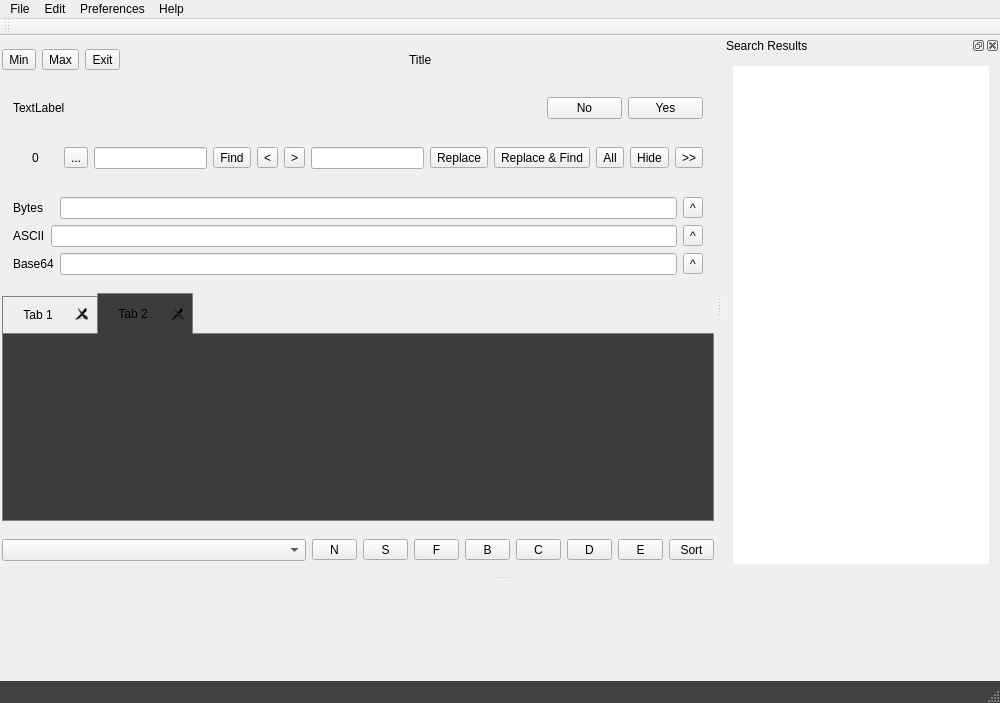
Before: the Qt Designer form mainwindow.ui in ic005k/Xplist, drawn with Qt 5.
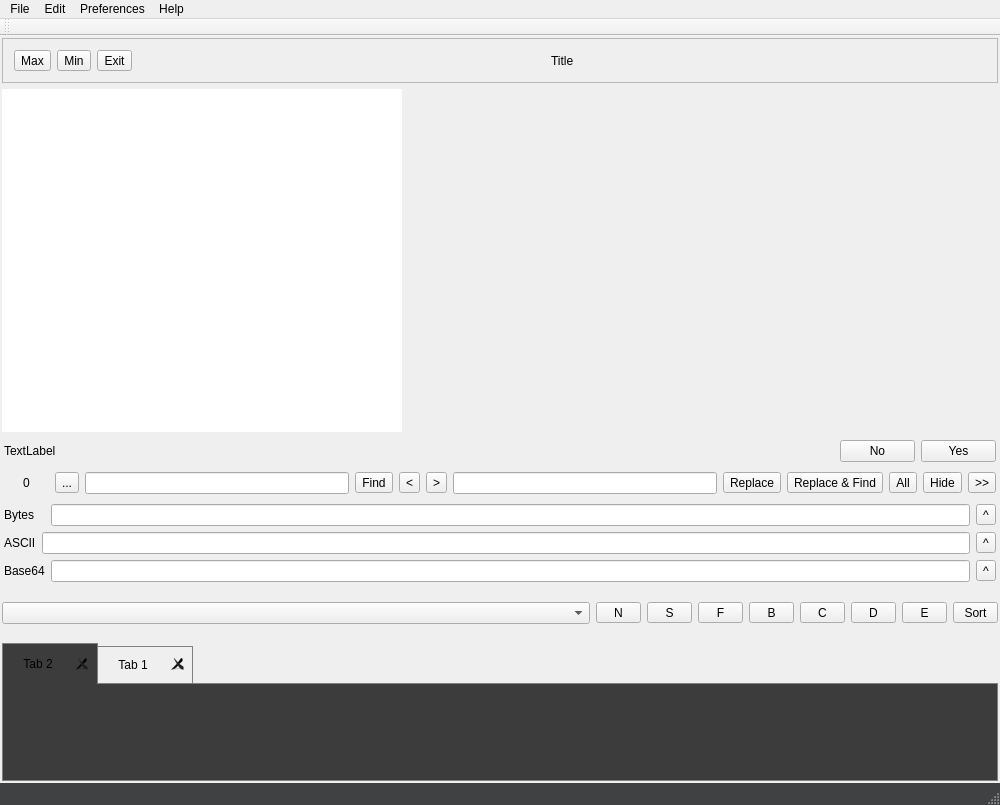
After: the same form once the commit is applied. The open tabs and pages were chosen to show the change. Icons and pictures are not drawn.

```diff
--- a/mainwindow.ui
+++ b/mainwindow.ui
@@ -7,7 +7,7 @@
     <x>0</x>
     <y>0</y>
     <width>1000</width>
-    <height>703</height>
+    <height>805</height>
    </rect>
   </property>
   <property name="minimumSize">
@@ -30,329 +30,474 @@
    <locale language="English" country="UnitedStates"/>
   </property>
   <widget class="QWidget" name="centralWidget">
-   <layout class="QGridLayout" name="gridLayout_9">
+   <layout class="QGridLayout" name="gridLayout_3">
     <property name="leftMargin">
      <number>2</number>
     </property>
+    <property name="topMargin">
+     <number>2</number>
+    </property>
     <property name="rightMargin">
      <number>2</number>
     </property>
     <property name="bottomMargin">
      <number>2</number>
     </property>
-    <item row="0" column="0">
-     <widget class="QFrame" name="frameTitle">
-      <property name="frameShape">
-       <enum>QFrame::NoFrame</enum>
-      </property>
-      <property name="frameShadow">
-       <enum>QFrame::Plain</enum>
-      </property>
-      <layout class="QGridLayout" name="gridLayout_8">
-       <property name="leftMargin">
-        <number>0</number>
-       </property>
-       <property name="topMargin">
-        <number>2</number>
-       </property>
-       <property name="rightMargin">
-        <number>0</number>
-       </property>
-       <property name="bottomMargin">
-        <number>10</number>
-       </property>
-       <item row="0" column="0">
-        <layout class="QHBoxLayout" name="horizontalLayout">
-         <item>
-          <widget class="QToolButton" name="btnMin">
-           <property name="text">
-            <string>Min</string>
-           </property>
-          </widget>
-         </item>
-         <item>
-          <widget class="QToolButton" name="btnMax">
-           <property name="text">
-            <string>Max</string>
-           </property>
-          </widget>
-         </item>
-         <item>
-          <widget class="QToolButton" name="btnClose">
-           <property name="text">
-            <string>Exit</string>
-           </property>
-          </widget>
-         </item>
-         <item>
-          <spacer name="horizontalSpacer">
-           <property name="orientation">
-            <enum>Qt::Horizontal</enum>
-           </property>
-           <property name="sizeHint" stdset="0">
-            <size>
-             <width>40</width>
-             <height>20</height>
-            </size>
-           </property>
-          </spacer>
-         </item>
-         <item>
-          <widget class="QLabel" name="lblTitle">
-           <property name="text">
-            <string>Title</string>
-           </property>
-          </widget>
-         </item>
-         <item>
-          <spacer name="horizontalSpacer_2">
-           <property name="orientation">
-            <enum>Qt::Horizontal</enum>
-           </property>
-           <property name="sizeHint" stdset="0">
-            <size>
-             <width>40</width>
-             <height>20</height>
-            </size>
-           </property>
-          </spacer>
-         </item>
-        </layout>
-       </item>
-      </layout>
-     </widget>
-    </item>
     <item row="1" column="0">
-     <widget class="QFrame" name="frameTip">
+     <widget class="QListWidget" name="listFind_2">
+      <property name="minimumSize">
+       <size>
+        <width>150</width>
+        <height>0</height>
+       </size>
+      </property>
+      <property name="maximumSize">
+       <size>
+        <width>400</width>
+        <height>16777215</height>
+       </size>
+      </property>
+      <property name="baseSize">
+       <size>
+        <width>150</width>
+        <height>0</height>
+       </size>
+      </property>
       <property name="frameShape">
        <enum>QFrame::NoFrame</enum>
       </property>
       <property name="frameShadow">
        <enum>QFrame::Plain</enum>
       </property>
-      <layout class="QGridLayout" name="gridLayout_7">
-       <item row="0" column="1">
-        <widget class="QPushButton" name="btnNo">
-         <property name="maximumSize">
-          <size>
-           <width>75</width>
-           <height>16777215</height>
-          </size>
-         </property>
-         <property name="text">
-          <string>No</string>
-         </property>
-        </widget>
-       </item>
-       <item row="0" column="2">
-        <widget class="QPushButton" name="btnYes">
-         <property name="maximumSize">
-          <size>
-           <width>75</width>
-           <height>16777215</height>
-          </size>
-         </property>
-         <property name="text">
-          <string>Yes</string>
-         </property>
-        </widget>
-       </item>
-       <item row="0" column="0">
-        <widget class="QLabel" name="lblTip">
-         <property name="text">
-          <string>TextLabel</string>
-         </property>
-        </widget>
-       </item>
-      </layout>
      </widget>
     </item>
     <item row="2" column="0">
-     <widget class="QFrame" name="frameFind">
+     <widget class="QFrame" name="frameMain">
       <property name="frameShape">
        <enum>QFrame::NoFrame</enum>
       </property>
       <property name="frameShadow">
        <enum>QFrame::Plain</enum>
       </property>
-      <property name="lineWidth">
-       <number>0</number>
-      </property>
-      <layout class="QGridLayout" name="gridLayout_4">
-       <item row="0" column="3">
-        <widget class="QToolButton" name="btnFind">
-         <property name="toolTip">
-          <string>Find</string>
-         </property>
-         <property name="text">
-          <string>Find</string>
-         </property>
-        </widget>
-       </item>
-       <item row="0" column="5">
-        <widget class="QToolButton" name="btnNext">
-         <property name="toolTip">
-          <string>Go to the next</string>
-         </property>
-         <property name="text">
-          <string>&gt;</string>
-         </property>
-        </widget>
-       </item>
-       <item row="0" column="11">
-        <widget class="QToolButton" name="btnShowReplace">
-         <property name="toolTip">
-          <string>Replace</string>
-         </property>
-         <property name="text">
-          <string>&gt;&gt;</string>
-         </property>
-         <property name="icon">
-          <iconset resource="res.qrc">
-           <normaloff>:/new/toolbar/res/replace.svg</normaloff>:/new/toolbar/res/replace.svg</iconset>
-         </property>
-        </widget>
-       </item>
-       <item row="0" column="10">
-        <widget class="QToolButton" name="btnHideFind">
-         <property name="text">
-          <string>Hide</string>
-         </property>
-        </widget>
-       </item>
-       <item row="0" column="9">
-        <widget class="QToolButton" name="btnReplaceAll">
-         <property name="text">
-          <string>All</string>
-         </property>
-        </widget>
-       </item>
-       <item row="0" column="8">
-        <widget class="QToolButton" name="btnReplaceFind">
-         <property name="text">
-          <string>Replace &amp;&amp; Find</string>
-         </property>
-        </widget>
-       </item>
-       <item row="0" column="2">
-        <widget class="QLineEdit" name="editFind"/>
-       </item>
-       <item row="0" column="4">
-        <widget class="QToolButton" name="btnPrevious">
-         <property name="toolTip">
-          <string>Go to the previous</string>
-         </property>
-         <property name="text">
-          <string>&lt;</string>
-         </property>
-        </widget>
-       </item>
-       <item row="0" column="6">
-        <widget class="QLineEdit" name="editReplace"/>
-       </item>
-       <item row="0" column="7">
-        <widget class="QToolButton" name="btnReplace">
-         <property name="text">
-          <string>Replace</string>
-         </property>
-        </widget>
-       </item>
-       <item row="0" column="1">
-        <widget class="QToolButton" name="btnMisc">
-         <property name="text">
-          <string>...</string>
-         </property>
-        </widget>
-       </item>
+      <layout class="QGridLayout" name="gridLayout_8">
+       <property name="leftMargin">
+        <number>0</number>
+       </property>
+       <property name="topMargin">
+        <number>0</number>
+       </property>
+       <property name="rightMargin">
+        <number>0</number>
+       </property>
+       <property name="bottomMargin">
+        <number>0</number>
+       </property>
        <item row="0" column="0">
-        <widget class="QLabel" name="lblFindCount">
-         <property name="minimumSize">
-          <size>
-           <width>45</width>
-           <height>0</height>
-          </size>
+        <widget class="QFrame" name="frameTip">
+         <property name="frameShape">
+          <enum>QFrame::NoFrame</enum>
          </property>
-         <property name="text">
-          <string>0</string>
+         <property name="frameShadow">
+          <enum>QFrame::Plain</enum>
          </property>
-         <property name="alignment">
-          <set>Qt::AlignCenter</set>
-         </property>
-        </widget>
-       </item>
-      </layout>
-     </widget>
-    </item>
-    <item row="3" column="0">
-     <widget class="QFrame" name="frameData">
-      <property name="frameShape">
-       <enum>QFrame::NoFrame</enum>
-      </property>
-      <property name="frameShadow">
-       <enum>QFrame::Plain</enum>
-      </property>
-      <property name="lineWidth">
-       <number>0</number>
-      </property>
-      <layout class="QGridLayout" name="gridLayout_6">
-       <item row="0" column="0">
-        <widget class="QLabel" name="lblBytes">
-         <property name="text">
-          <string>Bytes</string>
-         </property>
-        </widget>
-       </item>
-       <item row="0" column="2">
-        <widget class="QLineEdit" name="editHex"/>
-       </item>
-       <item row="0" column="3">
-        <widget class="QToolButton" name="btnUpdateHex">
-         <property name="text">
-          <string>^</string>
-         </property>
+         <layout class="QGridLayout" name="gridLayout_7">
+          <property name="leftMargin">
+           <number>2</number>
+          </property>
+          <property name="topMargin">
+           <number>2</number>
+          </property>
+          <property name="rightMargin">
+           <number>2</number>
+          </property>
+          <property name="bottomMargin">
+           <number>2</number>
+          </property>
+          <item row="0" column="1">
+           <widget class="QPushButton" name="btnNo">
+            <property name="maximumSize">
+             <size>
+              <width>75</width>
+              <height>16777215</height>
+             </size>
+            </property>
+            <property name="text">
+             <string>No</string>
+            </property>
+           </widget>
+          </item>
+          <item row="0" column="0">
+           <widget class="QLabel" name="lblTip">
+            <property name="text">
+             <string>TextLabel</string>
+            </property>
+           </widget>
+          </item>
+          <item row="0" column="2">
+           <widget class="QPushButton" name="btnYes">
+            <property name="maximumSize">
+             <size>
+              <width>75</width>
+              <height>16777215</height>
+             </size>
+            </property>
+            <property name="text">
+             <string>Yes</string>
+            </property>
+           </widget>
+          </item>
+         </layout>
         </widget>
        </item>
        <item row="1" column="0">
-        <widget class="QLabel" name="label">
-         <property name="text">
-          <string>ASCII</string>
+        <widget class="QFrame" name="frameFind">
+         <property name="frameShape">
+          <enum>QFrame::NoFrame</enum>
          </property>
-        </widget>
-       </item>
-       <item row="1" column="1" colspan="2">
-        <widget class="QLineEdit" name="editASCII"/>
-       </item>
-       <item row="1" column="3">
-        <widget class="QToolButton" name="btnUpdateASCII">
-         <property name="text">
-          <string>^</string>
+         <property name="frameShadow">
+          <enum>QFrame::Plain</enum>
          </property>
+         <property name="lineWidth">
+          <number>0</number>
+         </property>
+         <layout class="QGridLayout" name="gridLayout_4">
+          <property name="leftMargin">
+           <number>2</number>
+          </property>
+          <property name="topMargin">
+           <number>2</number>
+          </property>
+          <property name="rightMargin">
+           <number>2</number>
+          </property>
+          <property name="bottomMargin">
+           <number>2</number>
+          </property>
+          <item row="0" column="3">
+           <widget class="QToolButton" name="btnFind">
+            <property name="toolTip">
+             <string>Find</string>
+            </property>
+            <property name="text">
+             <string>Find</string>
+            </property>
+           </widget>
+          </item>
+          <item row="0" column="5">
+           <widget class="QToolButton" name="btnNext">
+            <property name="toolTip">
+             <string>Go to the next</string>
+            </property>
+            <property name="text">
+             <string>&gt;</string>
+            </property>
+           </widget>
+          </item>
+          <item row="0" column="11">
+           <widget class="QToolButton" name="btnShowReplace">
+            <property name="toolTip">
+             <string>Replace</string>
+            </property>
+            <property name="text">
+             <string>&gt;&gt;</string>
+            </property>
+            <property name="icon">
+             <iconset resource="res.qrc">
+              <normaloff>:/new/toolbar/res/replace.svg</normaloff>:/new/toolbar/res/replace.svg</iconset>
+            </property>
+           </widget>
+          </item>
+          <item row="0" column="10">
+           <widget class="QToolButton" name="btnHideFind">
+            <property name="text">
+             <string>Hide</string>
+            </property>
+           </widget>
+          </item>
+          <item row="0" column="9">
+           <widget class="QToolButton" name="btnReplaceAll">
+            <property name="text">
+             <string>All</string>
+            </property>
+           </widget>
+          </item>
+          <item row="0" column="8">
+           <widget class="QToolButton" name="btnReplaceFind">
+            <property name="text">
+             <string>Replace &amp;&amp; Find</string>
+            </property>
+           </widget>
+          </item>
+          <item row="0" column="2">
+           <widget class="QLineEdit" name="editFind"/>
+          </item>
+          <item row="0" column="4">
+           <widget class="QToolButton" name="btnPrevious">
+            <property name="toolTip">
+             <string>Go to the previous</string>
+            </property>
+            <property name="text">
+             <string>&lt;</string>
+            </property>
+           </widget>
+          </item>
+          <item row="0" column="6">
+           <widget class="QLineEdit" name="editReplace"/>
+          </item>
+          <item row="0" column="7">
+           <widget class="QToolButton" name="btnReplace">
+            <property name="text">
+             <string>Replace</string>
+            </property>
+           </widget>
+          </item>
+          <item row="0" column="1">
+           <widget class="QToolButton" name="btnMisc">
+            <property name="text">
+             <string>...</string>
+            </property>
+           </widget>
+          </item>
+          <item row="0" column="0">
+           <widget class="QLabel" name="lblFindCount">
+            <property name="minimumSize">
+             <size>
+              <width>45</width>
+              <height>0</height>
+             </size>
+            </property>
+            <property name="text">
+             <string>0</string>
+            </property>
+            <property name="alignment">
+             <set>Qt::AlignCenter</set>
+            </property>
+           </widget>
+          </item>
+         </layout>
         </widget>
        </item>
-       <item row="2" column="0" colspan="2">
-        <widget class="QLabel" name="label_2">
-         <property name="text">
-          <string>Base64</string>
+       <item row="2" column="0">
+        <widget class="QFrame" name="frameData">
+         <property name="frameShape">
+          <enum>QFrame::NoFrame</enum>
          </property>
+         <property name="frameShadow">
+          <enum>QFrame::Plain</enum>
+         </property>
+         <property name="lineWidth">
+          <number>0</number>
+         </property>
+         <layout class="QGridLayout" name="gridLayout_6">
+          <property name="leftMargin">
+           <number>2</number>
+          </property>
+          <property name="topMargin">
+           <number>2</number>
+          </property>
+          <property name="rightMargin">
+           <number>2</number>
+          </property>
+          <property name="bottomMargin">
+           <number>2</number>
+          </property>
+          <item row="0" column="0">
+           <widget class="QLabel" name="lblBytes">
+            <property name="text">
+             <string>Bytes</string>
+            </property>
+           </widget>
+          </item>
+          <item row="0" column="2">
+           <widget class="QLineEdit" name="editHex"/>
+          </item>
+          <item row="0" column="3">
+           <widget class="QToolButton" name="btnUpdateHex">
+            <property name="text">
+             <string>^</string>
+            </property>
+           </widget>
+          </item>
+          <item row="1" column="0">
+           <widget class="QLabel" name="label">
+            <property name="text">
+             <string>ASCII</string>
+            </property>
+           </widget>
+          </item>
+          <item row="1" column="1" colspan="2">
+           <widget class="QLineEdit" name="editASCII"/>
+          </item>
+          <item row="1" column="3">
+           <widget class="QToolButton" name="btnUpdateASCII">
+            <property name="text">
+             <string>^</string>
+            </property>
+           </widget>
+          </item>
+          <item row="2" column="0" colspan="2">
+           <widget class="QLabel" name="label_2">
+            <property name="text">
+             <string>Base64</string>
+            </property>
+           </widget>
+          </item>
+          <item row="2" column="2">
+           <widget class="QLineEdit" name="editBase64"/>
+          </item>
+          <item row="2" column="3">
+           <widget class="QToolButton" name="btnUpdateBase64">
+            <property name="text">
+             <string>^</string>
+            </property>
+           </widget>
+          </item>
+         </layout>
         </widget>
        </item>
-       <item row="2" column="2">
-        <widget class="QLineEdit" name="editBase64"/>
-       </item>
-       <item row="2" column="3">
-        <widget class="QToolButton" name="btnUpdateBase64">
-         <property name="text">
-          <string>^</string>
+       <item row="3" column="0">
+        <widget class="QFrame" name="wTools">
+         <property name="frameShape">
+          <enum>QFrame::NoFrame</enum>
          </property>
+         <property name="frameShadow">
+          <enum>QFrame::Plain</enum>
+         </property>
+         <layout class="QGridLayout" name="gridLayout">
+          <property name="leftMargin">
+           <number>0</number>
+          </property>
+          <property name="topMargin">
+           <number>12</number>
+          </property>
+          <property name="rightMargin">
+           <number>0</number>
+          </property>
+          <property name="bottomMargin">
+           <number>12</number>
+          </property>
+          <item row="0" column="6">
+           <widget class="QToolButton" name="btnChild">
+            <property name="maximumSize">
+             <size>
+              <width>45</width>
+              <height>16777215</height>
+             </size>
+            </property>
+            <property name="text">
+             <string>C</string>
+            </property>
+           </widget>
+          </item>
+          <item row="0" column="5">
+           <widget class="QToolButton" name="btnBrother">
+            <property name="maximumSize">
+             <size>
+              <width>45</width>
+              <height>16777215</height>
+             </size>
+            </property>
+            <property name="text">
+             <string>B</string>
+            </property>
+           </widget>
+          </item>
+          <item row="0" column="9">
+           <widget class="QToolButton" name="btnSort">
+            <property name="maximumSize">
+             <size>
+              <width>45</width>
+              <height>16777215</height>
+             </size>
+            </property>
+            <property name="text">
+             <string>Sort</string>
+            </property>
+           </widget>
+          </item>
+          <item row="0" column="8">
+           <widget class="QToolButton" name="btnExpand">
+            <property name="maximumSize">
+             <size>
+              <width>45</width>
+              <height>16777215</height>
+             </size>
+            </property>
+            <property name="text">
+             <string>E</string>
+            </property>
+           </widget>
+          </item>
+          <item row="0" column="2">
+           <widget class="QToolButton" name="btnNew">
+            <property name="maximumSize">
+             <size>
+              <width>45</width>
+              <height>16777215</height>
+             </size>
+            </property>
+            <property name="text">
+             <string>N</string>
+            </property>
+           </widget>
+          </item>
+          <item row="0" column="7">
+           <widget class="QToolButton" name="btnDel">
+            <property name="maximumSize">
+             <size>
+              <width>45</width>
+              <height>16777215</height>
+             </size>
+            </property>
+            <property name="text">
+             <string>D</string>
+            </property>
+           </widget>
+          </item>
+          <item row="0" column="4">
+           <widget class="QToolButton" name="btnFind_Tool">
+            <property name="maximumSize">
+             <size>
+              <width>45</width>
+              <height>16777215</height>
+             </size>
+            </property>
+            <property name="text">
+             <string>F</string>
+            </property>
+           </widget>
+          </item>
+          <item row="0" column="3">
+           <widget class="QToolButton" name="btnSave">
+            <property name="maximumSize">
+             <size>
+              <width>45</width>
+              <height>16777215</height>
+             </size>
+            </property>
+            <property name="text">
+             <string>S</string>
+            </property>
+           </widget>
+          </item>
+          <item row="0" column="1">
+           <layout class="QGridLayout" name="gridLayout_2">
+            <item row="1" column="0">
+             <widget class="QComboBox" name="cboxFileType">
+              <property name="frame">
+               <bool>true</bool>
+              </property>
+             </widget>
+            </item>
+           </layout>
+          </item>
+         </layout>
         </widget>
        </item>
-      </layout>
-     </widget>
-    </item>
-    <item row="4" column="0">
-     <widget class="QTabWidget" name="tabWidget">
-      <property name="styleSheet">
-       <string notr="true">QTabWidget::pane {
+       <item row="4" column="0">
+        <widget class="QTabWidget" name="tabWidget">
+         <property name="styleSheet">
+          <string notr="true">QTabWidget::pane {
     border: 1px solid gray;
     background: rgb(60, 60, 60);
 }
@@ -557,166 +702,96 @@
     margin-bottom: 0;
 }*/
 </string>
-      </property>
-      <property name="tabShape">
-       <enum>QTabWidget::Rounded</enum>
-      </property>
-      <property name="currentIndex">
-       <number>0</number>
-      </property>
-      <property name="usesScrollButtons">
-       <bool>false</bool>
-      </property>
-      <property name="tabsClosable">
-       <bool>true</bool>
-      </property>
-      <widget class="QWidget" name="tab">
-       <attribute name="title">
-        <string>Tab 1</string>
-       </attribute>
-      </widget>
-      <widget class="QWidget" name="tab_2">
-       <attribute name="title">
-        <string>Tab 2</string>
-       </attribute>
-      </widget>
+         </property>
+         <property name="tabShape">
+          <enum>QTabWidget::Rounded</enum>
+         </property>
+         <property name="currentIndex">
+          <number>0</number>
+         </property>
+         <property name="usesScrollButtons">
+          <bool>false</bool>
+         </property>
+         <property name="tabsClosable">
+          <bool>true</bool>
+         </property>
+         <widget class="QWidget" name="tab_2">
+          <attribute name="title">
+           <string>Tab 2</string>
+          </attribute>
+         </widget>
+         <widget class="QWidget" name="tab">
+          <attribute name="title">
+           <string>Tab 1</string>
+          </attribute>
+         </widget>
+        </widget>
+       </item>
+      </layout>
      </widget>
     </item>
-    <item row="5" column="0">
-     <widget class="QFrame" name="wTools">
+    <item row="0" column="0">
+     <widget class="QFrame" name="frameTitle">
       <property name="frameShape">
-       <enum>QFrame::NoFrame</enum>
+       <enum>QFrame::StyledPanel</enum>
       </property>
       <property name="frameShadow">
-       <enum>QFrame::Plain</enum>
+       <enum>QFrame::Raised</enum>
       </property>
-      <layout class="QGridLayout" name="gridLayout">
-       <property name="leftMargin">
-        <number>0</number>
-       </property>
-       <property name="topMargin">
-        <number>12</number>
-       </property>
-       <property name="rightMargin">
-        <number>0</number>
-       </property>
-       <property name="bottomMargin">
-        <number>12</number>
-       </property>
-       <item row="0" column="6">
-        <widget class="QToolButton" name="btnChild">
-         <property name="maximumSize">
-          <size>
-           <width>45</width>
-           <height>16777215</height>
-          </size>
-         </property>
+      <layout class="QHBoxLayout" name="horizontalLayout">
+       <item>
+        <widget class="QToolButton" name="btnMax">
          <property name="text">
-          <string>C</string>
+          <string>Max</string>
          </property>
         </widget>
        </item>
-       <item row="0" column="5">
-        <widget class="QToolButton" name="btnBrother">
-         <property name="maximumSize">
-          <size>
-           <width>45</width>
-           <height>16777215</height>
-          </size>
-         </property>
+       <item>
+        <widget class="QToolButton" name="btnMin">
          <property name="text">
-          <string>B</string>
+          <string>Min</string>
          </property>
         </widget>
        </item>
-       <item row="0" column="9">
-        <widget class="QToolButton" name="btnSort">
-         <property name="maximumSize">
-          <size>
-           <width>45</width>
-           <height>16777215</height>
-          </size>
-         </property>
+       <item>
+        <widget class="QToolButton" name="btnClose">
          <property name="text">
-          <string>Sort</string>
+          <string>Exit</string>
          </property>
         </widget>
        </item>
-       <item row="0" column="8">
-        <widget class="QToolButton" name="btnExpand">
-         <property name="maximumSize">
-          <size>
-           <width>45</width>
-           <height>16777215</height>
-          </size>
+       <item>
+        <spacer name="horizontalSpacer">
+         <property name="orientation">
+          <enum>Qt::Horizontal</enum>
          </property>
-         <property name="text">
-          <string>E</string>
-         </property>
-        </widget>
-       </item>
-       <item row="0" column="2">
-        <widget class="QToolButton" name="btnNew">
-         <property name="maximumSize">
+         <property name="sizeHint" stdset="0">
           <size>
-           <width>45</width>
-           <height>16777215</height>
+           <width>40</width>
+           <height>20</height>
           </size>
          </property>
-         <property name="text">
-          <string>N</string>
-         </property>
-        </widget>
+        </spacer>
        </item>
-       <item row="0" column="7">
-        <widget class="QToolButton" name="btnDel">
-         <property name="maximumSize">
-          <size>
-           <width>45</width>
-           <height>16777215</height>
-          </size>
-         </property>
+       <item>
+        <widget class="QLabel" name="lblTitle">
          <property name="text">
-          <string>D</string>
+          <string>Title</string>
          </property>
         </widget>
        </item>
-       <item row="0" column="4">
-        <widget class="QToolButton" name="btnFind_Tool">
-         <property name="maximumSize">
-          <size>
-           <width>45</width>
-           <height>16777215</height>
-          </size>
+       <item>
+        <spacer name="horizontalSpacer_2">
+         <property name="orientation">
+          <enum>Qt::Horizontal</enum>
          </property>
-         <property name="text">
-          <string>F</string>
-         </property>
-        </widget>
-       </item>
-       <item row="0" column="3">
-        <widget class="QToolButton" name="btnSave">
-         <property name="maximumSize">
+         <property name="sizeHint" stdset="0">
           <size>
-           <width>45</width>
-           <height>16777215</height>
+           <width>40</width>
+           <height>20</height>
           </size>
          </property>
-         <property name="text">
-          <string>S</string>
-         </property>
-        </widget>
-       </item>
-       <item row="0" column="1">
-        <layout class="QGridLayout" name="gridLayout_2">
-         <item row="0" column="0">
-          <widget class="QComboBox" name="cboxFileType">
-           <property name="frame">
-            <bool>true</bool>
-           </property>
-          </widget>
-         </item>
-        </layout>
+        </spacer>
        </item>
       </layout>
      </widget>
@@ -853,63 +928,6 @@
     <bool>false</bool>
    </attribute>
   </widget>
-  <widget class="QDockWidget" name="dockPlistText">
-   <property name="minimumSize">
-    <size>
-     <width>133</width>
-     <height>100</height>
-    </size>
-   </property>
-   <property name="features">
-    <set>QDockWidget::NoDockWidgetFeatures</set>
-   </property>
-   <attribute name="dockWidgetArea">
-    <number>8</number>
-   </attribute>
-   <widget class="QWidget" name="dockWidgetContents">
-    <layout class="QGridLayout" name="gridLayout_5"/>
-   </widget>
-  </widget>
-  <widget class="QDockWidget" name="dockShowSearchResults">
-   <property name="minimumSize">
-    <size>
-     <width>135</width>
-     <height>168</height>
-    </size>
-   </property>
-   <property name="maximumSize">
-    <size>
-     <width>524287</width>
-     <height>524287</height>
-    </size>
-   </property>
-   <property name="floating">
-    <bool>false</bool>
-   </property>
-   <property name="allowedAreas">
-    <set>Qt::LeftDockWidgetArea|Qt::RightDockWidgetArea</set>
-   </property>
-   <property name="windowTitle">
-    <string>Search Results</string>
-   </property>
-   <attribute name="dockWidgetArea">
-    <number>2</number>
-   </attribute>
-   <widget class="QWidget" name="dockWidgetContents_SearchResults">
-    <layout class="QGridLayout" name="gridLayout_3">
-     <item row="0" column="0">
-      <widget class="QListWidget" name="listFind">
-       <property name="frameShape">
-        <enum>QFrame::NoFrame</enum>
-       </property>
-       <property name="frameShadow">
-        <enum>QFrame::Plain</enum>
-       </property>
-      </widget>
-     </item>
-    </layout>
-   </widget>
-  </widget>
   <action name="actionAdd">
    <property name="icon">
     <iconset>
```
